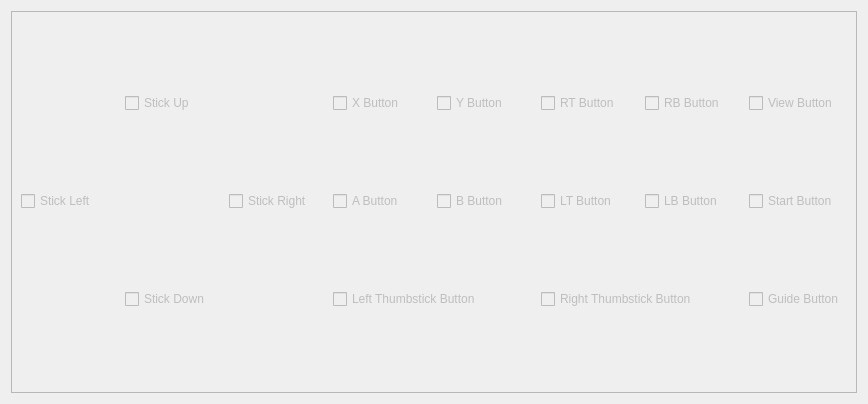
OOPMan/XBOFS.win, file XBOFS.win.qt5/ControlBindingWidget.ui: the form before one commit.
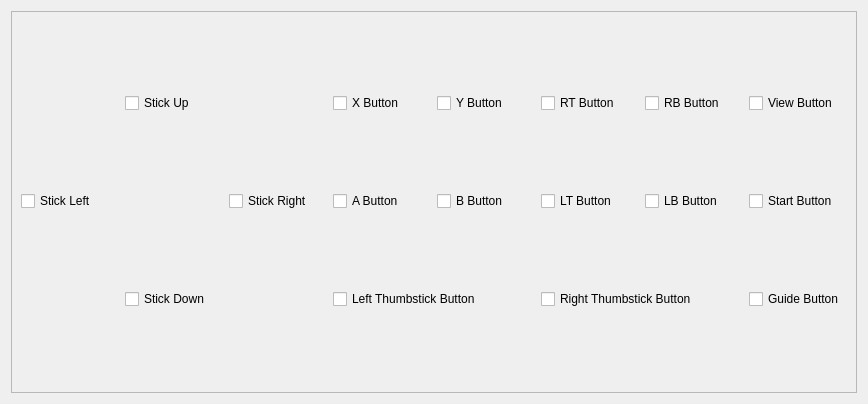
The form after the commit.

Commit message: #3: Additional hooking up performed for Control Binding dialog and widget

```diff
--- a/XBOFS.win.qt5/ControlBindingWidget.ui
+++ b/XBOFS.win.qt5/ControlBindingWidget.ui
@@ -17,7 +17,7 @@
    <item>
     <widget class="QFrame" name="frame">
      <property name="enabled">
-      <bool>false</bool>
+      <bool>true</bool>
      </property>
      <property name="minimumSize">
       <size>
```
Left out of the diff: 4 changed lines with no effect on the pictures. The commit also changes 2 other files.
